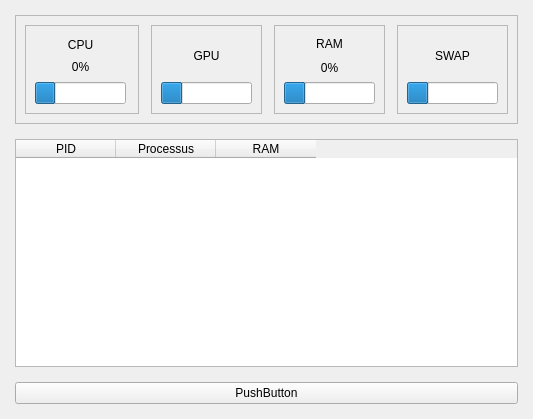
This is mainwindow.ui in Mamitiana1128/Monitoring as Qt 5 draws it before an edit. The edited form follows.
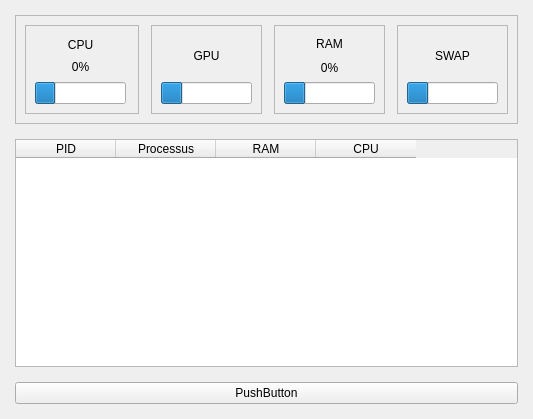
This is the edited form.

What changed in the file:
```diff
--- a/mainwindow.ui
+++ b/mainwindow.ui
@@ -250,7 +250,7 @@
        <bool>true</bool>
       </property>
       <property name="columnCount">
-       <number>3</number>
+       <number>4</number>
       </property>
       <attribute name="horizontalHeaderHighlightSections">
        <bool>true</bool>
@@ -276,6 +276,11 @@
         <string>RAM</string>
        </property>
       </column>
+      <column>
+       <property name="text">
+        <string>CPU</string>
+       </property>
+      </column>
      </widget>
     </item>
     <item>
```
